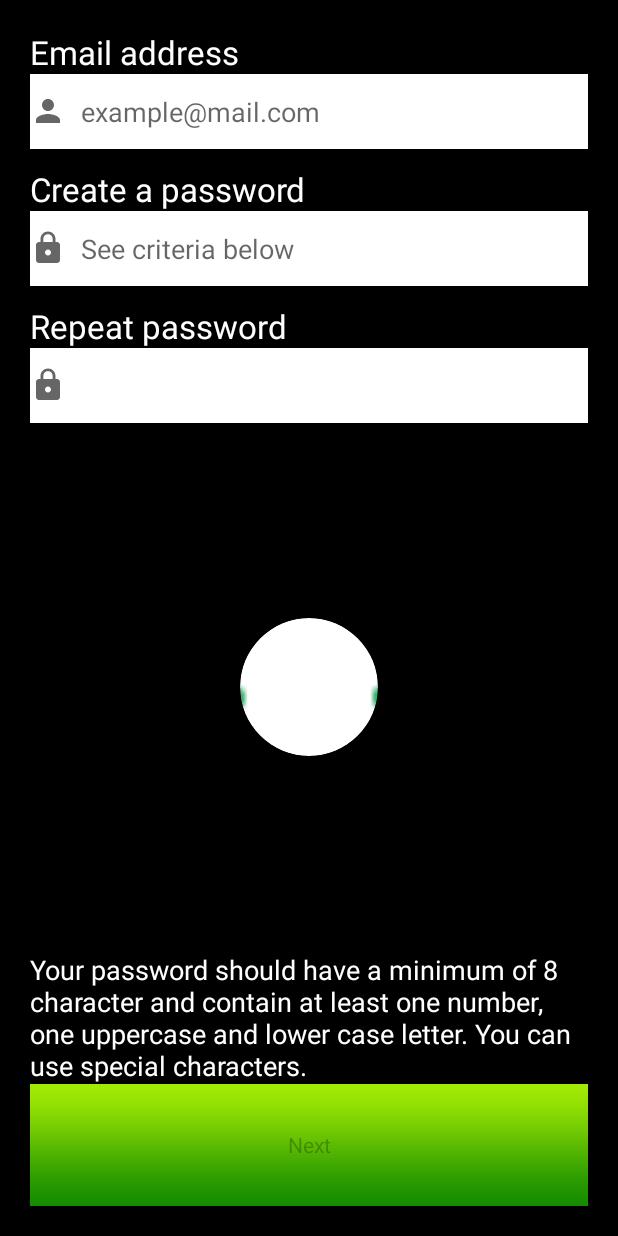
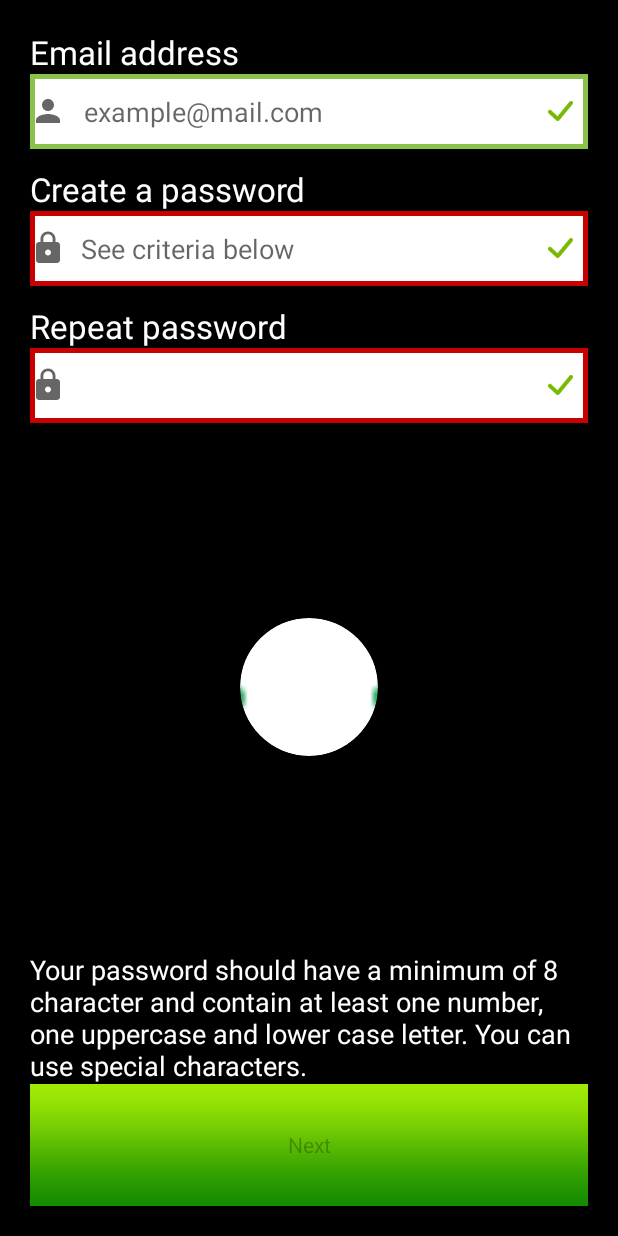
Before and after one commit to zayelmech/android_loggin, an Android app: the layout activity_main2.xml on its own in the app's theme, with its tools: preview values and no code run, on a phone screen of 412 x 824 dp. Run offline under Robolectric (Android 15) with nearby library versions, the phone set to English and light mode, and no system bars.

Commit message:
edittext border are colored

```diff
--- /dev/null
+++ b/app/src/main/res/drawable/edit_text_border_green.xml
@@ -0,0 +1,7 @@
+<shape xmlns:android="http://schemas.android.com/apk/res/android">
+    <stroke
+        android:width="3dp"
+        android:color="@color/green" />
+    <solid android:color="@color/white" />
+
+</shape>
--- /dev/null
+++ b/app/src/main/res/drawable/edit_text_border_red.xml
@@ -0,0 +1,7 @@
+<shape xmlns:android="http://schemas.android.com/apk/res/android">
+    <stroke
+        android:width="3dp"
+        android:color="@color/red_200" />
+<solid android:color="@color/white"/>
+
+</shape>
--- a/app/src/main/res/layout/activity_main2.xml
+++ b/app/src/main/res/layout/activity_main2.xml
@@ -7,6 +7,7 @@
     android:background="@color/black"
     android:orientation="vertical"
     android:padding="20dp"
+
     tools:context=".MainActivity2">
 
     <TextView
@@ -18,16 +19,21 @@
 
     <EditText
         android:id="@+id/inputEmail"
+        style="@style/Widget.AppCompat.EditText"
         android:layout_width="match_parent"
         android:layout_height="50dp"
         android:layout_marginBottom="12dp"
         android:autofillHints="emailAddress"
         android:background="@color/white"
         android:drawableStart="@drawable/vector_person"
-        android:drawablePadding="10dp"
+        android:drawablePadding="12dp"
         android:hint="@string/email_hint"
         android:inputType="textEmailAddress"
-        android:textColor="@color/black" />
+        android:paddingEnd="10dp"
+        android:textColor="@color/black"
+        tools:background="@drawable/edit_text_border_green"
+        tools:drawableEnd="@drawable/tick"
+        tools:ignore="RtlSymmetry" />
 
     <TextView
         android:layout_width="match_parent"
@@ -38,6 +44,7 @@
 
     <EditText
         android:id="@+id/originalPassword"
+        style="@style/Widget.AppCompat.EditText"
         android:layout_width="match_parent"
         android:layout_height="50dp"
         android:layout_marginBottom="12dp"
@@ -45,10 +52,17 @@
         android:drawableStart="@drawable/vector_lock"
         android:drawablePadding="10dp"
         android:hint="@string/hint_password"
+
         android:importantForAutofill="no"
         android:inputType="textPassword"
+        android:paddingEnd="10dp"
+        android:textColor="@color/black"
 
-        android:textColor="@color/black" />
+        tools:background="@drawable/edit_text_border_red"
+
+        tools:drawableEnd="@drawable/tick"
+
+        tools:ignore="RtlSymmetry" />
 
     <TextView
         android:layout_width="match_parent"
@@ -61,6 +75,7 @@
 
     <EditText
         android:id="@+id/repeatedPassword"
+        style="@style/Widget.AppCompat.EditText"
         android:layout_width="match_parent"
         android:layout_height="50dp"
         android:background="@color/white"
@@ -68,10 +83,15 @@
         android:drawablePadding="10dp"
         android:importantForAutofill="no"
         android:inputType="textPassword"
+        android:paddingEnd="10dp"
         android:textColor="@color/black"
 
+        tools:background="@drawable/edit_text_border_red"
 
-        />
+        tools:drawableEnd="@drawable/tick"
+
+
+        tools:ignore="RtlSymmetry" />
 
 
     <de.hdodenhof.circleimageview.CircleImageView
@@ -94,6 +114,7 @@
         />
 
     <androidx.appcompat.widget.AppCompatButton
+        android:id="@+id/nex_btn"
         android:layout_width="match_parent"
         android:layout_height="wrap_content"
         android:background="@drawable/gradient_button_background"
--- a/app/src/main/res/values/themes.xml
+++ b/app/src/main/res/values/themes.xml
@@ -18,4 +18,10 @@
         <item name="android:textSize">18sp</item>
         <item name="android:textColor">@color/white</item>
     </style>
+
+    <style name="Theme.LoginScreen.EmailStyle" parent="Theme.LoginScreen">
+
+        <item name="android:drawableEnd">@drawable/tick</item>
+        <item name="android:drawableStart">@drawable/vector_person</item>
+    </style>
 </resources>
```
Also changed, not shown: app/src/main/java/com/enhanceit/loginscreen/MainActivity2.java (+34 -13 lines).
